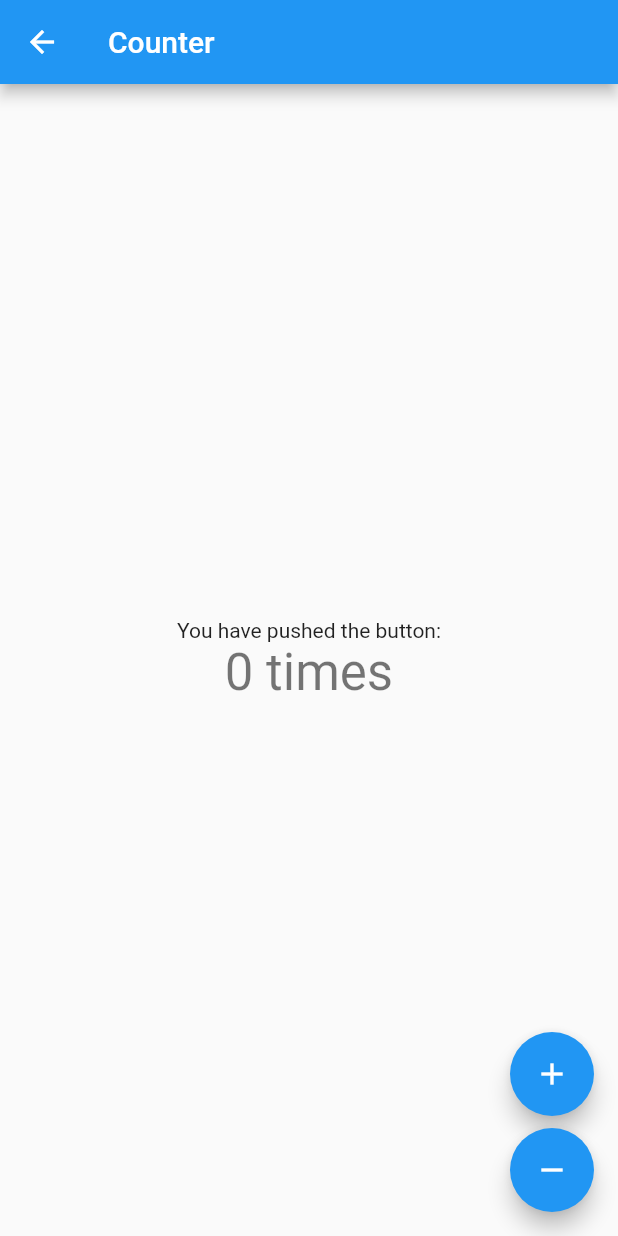
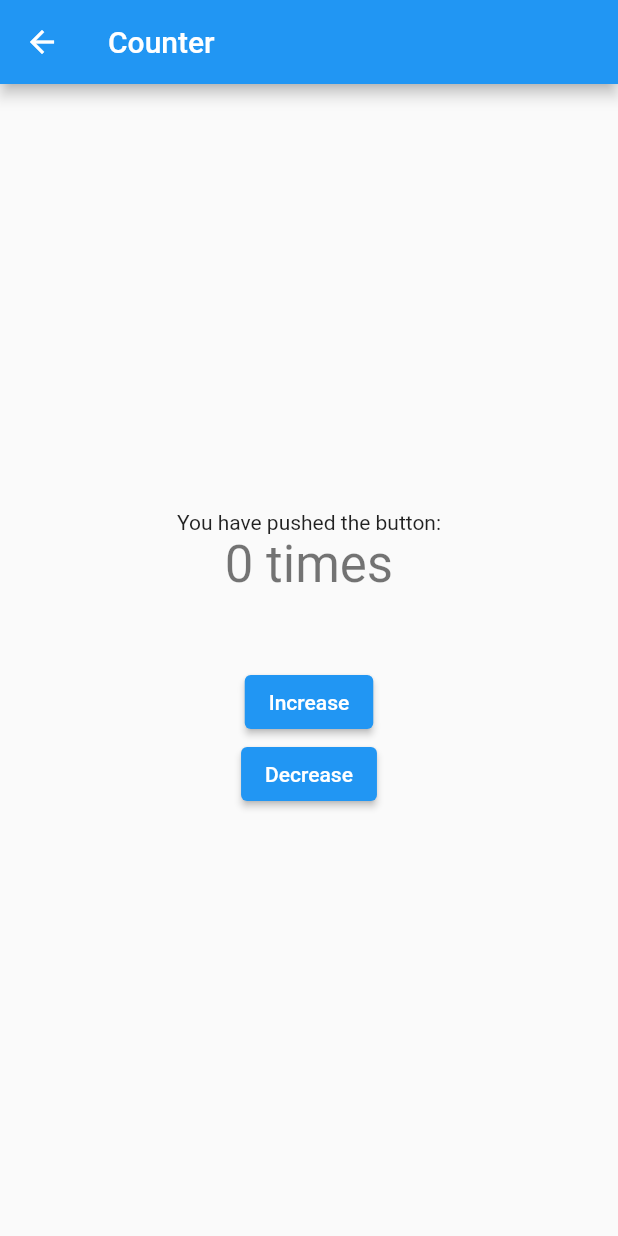
Before and after one commit to ArAChN/flutter_easy_localization_tutorial, a Flutter app: the CounterExample screen opened by its route, on a phone screen of 412 x 824 dp. Run offline on Flutter 3.47's test engine with Material 2 defaults, Android fonts, the phone set to English and light mode, and no system bars.

Commit message:
Remove floating action button

```diff
--- a/lib/src/widgets/counter_example.dart
+++ b/lib/src/widgets/counter_example.dart
@@ -28,24 +28,17 @@ class _CounterExampleState extends State<CounterExample> {
               '$_counter times',
               style: Theme.of(context).textTheme.headline4,
             ),
+            SizedBox(height: 48),
+            ElevatedButton(
+              onPressed: () => _updateCounter(1),
+              child: Text('Increase'),
+            ),
+            ElevatedButton(
+              onPressed: () => _updateCounter(-1),
+              child: Text('Decrease'),
+            ),
           ],
         ),
-      ),
-      floatingActionButton: Column(
-        mainAxisAlignment: MainAxisAlignment.end,
-        children: [
-          FloatingActionButton(
-            onPressed: () => _updateCounter(1),
-            tooltip: 'Increment',
-            child: Icon(Icons.add),
-          ),
-          SizedBox(height: 8),
-          FloatingActionButton(
-            onPressed: () => _updateCounter(-1),
-            tooltip: 'Decrement',
-            child: Icon(Icons.remove),
-          )
-        ],
       ),
     );
   }
```
